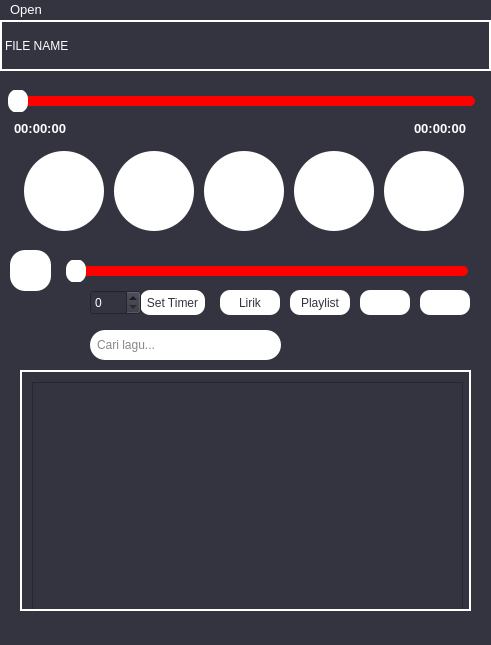
Old version of the form MusicPlayerGUI/mainwindow.ui in the repository adanfdilah/Project-Alpro.
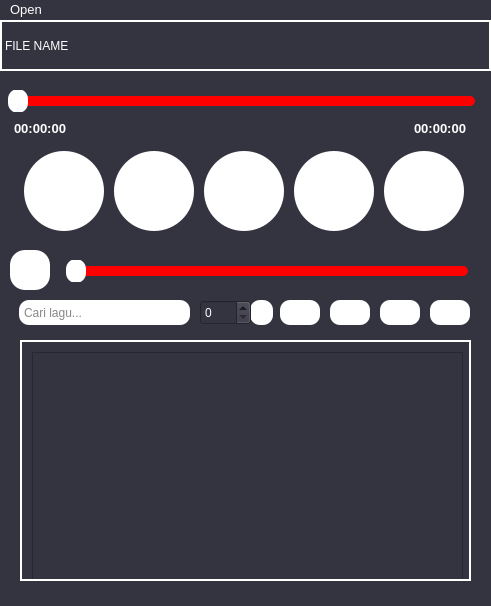
New version of the form.

Commit message: Menambah icon(timer, lirik, playlist) dan mengatur layout

What changed in the file:
```diff
--- a/MusicPlayerGUI/mainwindow.ui
+++ b/MusicPlayerGUI/mainwindow.ui
@@ -7,7 +7,7 @@
     <x>0</x>
     <y>0</y>
     <width>491</width>
-    <height>645</height>
+    <height>606</height>
    </rect>
   </property>
   <property name="windowTitle">
@@ -109,8 +109,8 @@
      <rect>
       <x>10</x>
       <y>230</y>
-      <width>41</width>
-      <height>41</height>
+      <width>40</width>
+      <height>40</height>
      </rect>
     </property>
     <property name="styleSheet">
@@ -361,12 +361,17 @@
    <widget class="QPushButton" name="setTimerButton">
     <property name="geometry">
      <rect>
-      <x>140</x>
-      <y>270</y>
-      <width>65</width>
+      <x>250</x>
+      <y>280</y>
+      <width>23</width>
       <height>25</height>
      </rect>
     </property>
+    <property name="font">
+     <font>
+      <pointsize>7</pointsize>
+     </font>
+    </property>
     <property name="styleSheet">
      <string notr="true">QPushButton
 {
@@ -382,14 +387,14 @@
 }</string>
     </property>
     <property name="text">
-     <string>Set Timer</string>
+     <string/>
     </property>
    </widget>
    <widget class="QSpinBox" name="timerSpinBox">
     <property name="geometry">
      <rect>
-      <x>90</x>
-      <y>270</y>
+      <x>200</x>
+      <y>280</y>
       <width>51</width>
       <height>25</height>
      </rect>
@@ -570,9 +575,9 @@
    <widget class="QPushButton" name="pushButton_Shuffle">
     <property name="geometry">
      <rect>
-      <x>360</x>
-      <y>270</y>
-      <width>50</width>
+      <x>380</x>
+      <y>280</y>
+      <width>40</width>
       <height>25</height>
      </rect>
     </property>
@@ -596,9 +601,9 @@
    <widget class="QPushButton" name="pushButton_Repeat">
     <property name="geometry">
      <rect>
-      <x>420</x>
-      <y>270</y>
-      <width>50</width>
+      <x>430</x>
+      <y>280</y>
+      <width>40</width>
       <height>25</height>
      </rect>
     </property>
@@ -622,10 +627,10 @@
    <widget class="QLineEdit" name="searchLineEdit">
     <property name="geometry">
      <rect>
-      <x>90</x>
-      <y>310</y>
-      <width>191</width>
-      <height>30</height>
+      <x>19</x>
+      <y>280</y>
+      <width>171</width>
+      <height>25</height>
      </rect>
     </property>
     <property name="autoFillBackground">
@@ -635,10 +640,10 @@
      <string notr="true">QLineEdit
 {
 border:none;
-border-radius:15px;
+border-radius:10px;
 background-color:rgb(255,255,255);
 color:rgb(15,15,15);
-padding:5px;
+padding:3px;
 }</string>
     </property>
     <property name="placeholderText">
@@ -648,9 +653,9 @@
    <widget class="QPushButton" name="pushButton_DaftarLagu">
     <property name="geometry">
      <rect>
-      <x>290</x>
-      <y>270</y>
-      <width>60</width>
+      <x>330</x>
+      <y>280</y>
+      <width>40</width>
       <height>25</height>
      </rect>
     </property>
@@ -669,15 +674,15 @@
 }</string>
     </property>
     <property name="text">
-     <string>Playlist</string>
+     <string/>
     </property>
    </widget>
    <widget class="QPushButton" name="pushButton_KembaliKeLirik">
     <property name="geometry">
      <rect>
-      <x>220</x>
-      <y>270</y>
-      <width>60</width>
+      <x>280</x>
+      <y>280</y>
+      <width>40</width>
       <height>25</height>
      </rect>
     </property>
@@ -696,14 +701,14 @@
 }</string>
     </property>
     <property name="text">
-     <string>Lirik</string>
+     <string/>
     </property>
    </widget>
    <widget class="QStackedWidget" name="stackedView">
     <property name="geometry">
      <rect>
       <x>20</x>
-      <y>350</y>
+      <y>320</y>
       <width>451</width>
       <height>241</height>
      </rect>
@@ -991,7 +996,7 @@
       <property name="font">
        <font>
         <family>Gadugi</family>
-        <pointsize>11</pointsize>
+        <pointsize>10</pointsize>
        </font>
       </property>
      </widget>
```
Left out of the diff: 2 changed lines with no effect on the pictures. The commit also changes 1 other file.
